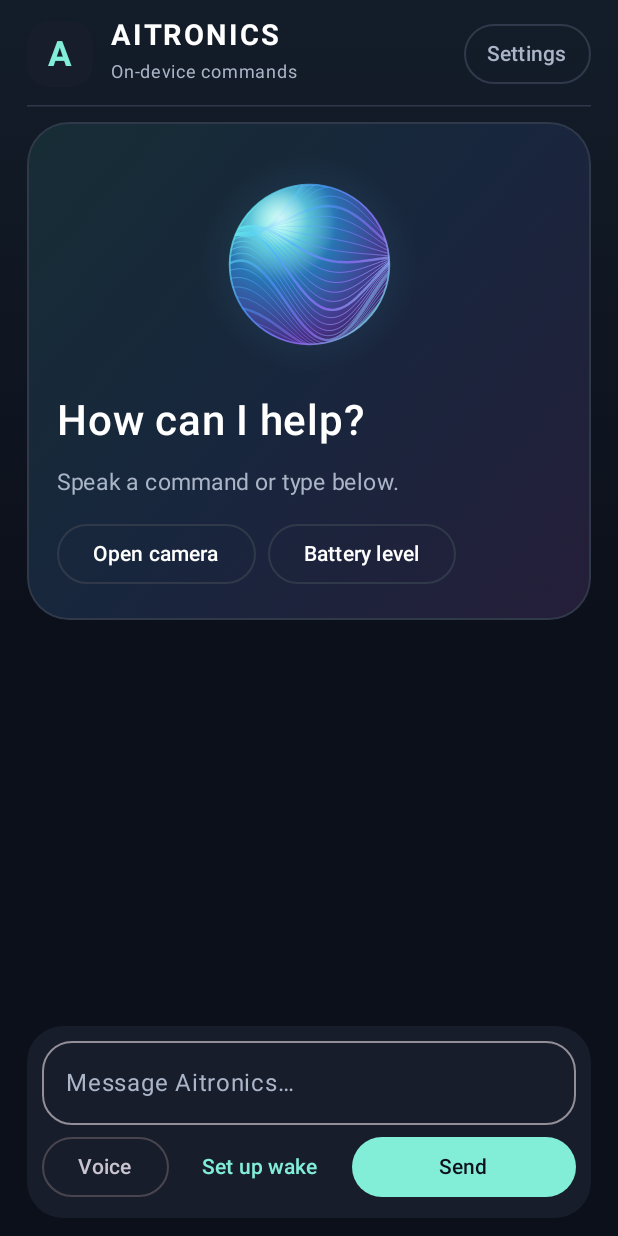
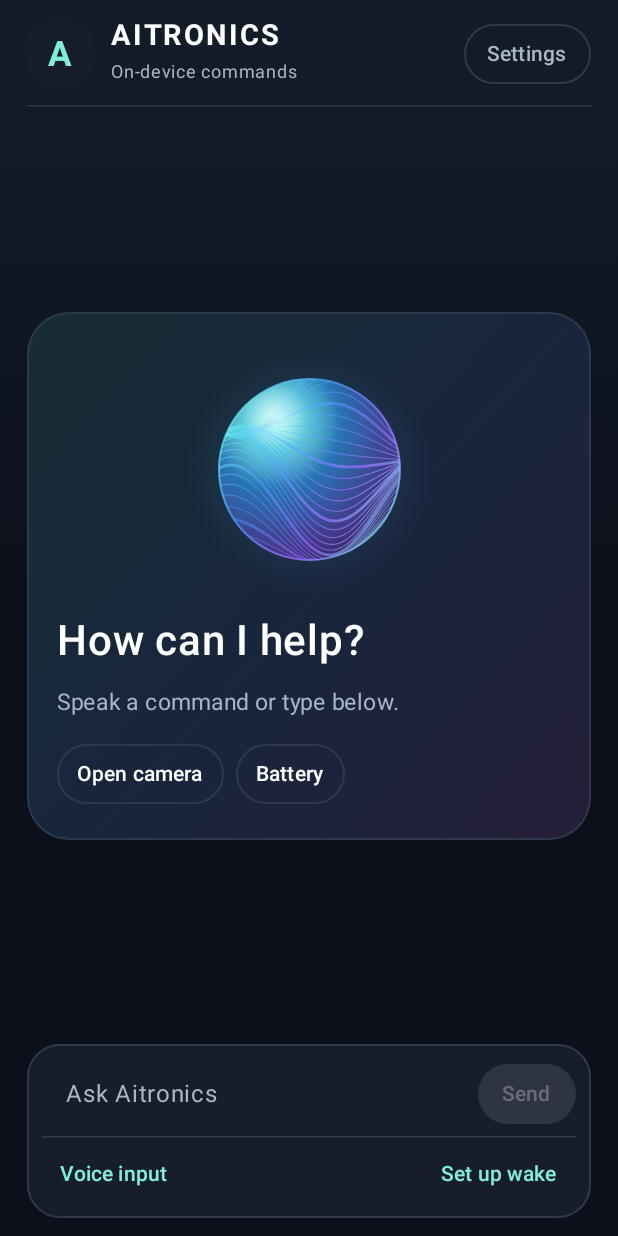
Before and after one commit to yashrajnetke3/aitronics, an Android app built with Jetpack Compose: the screen it shows after launch (MainActivity), on a phone screen of 412 x 824 dp. Run offline under Robolectric (Android 15) with nearby library versions, the phone set to English and light mode, and no system bars; libraries missing offline, so code that uses them is left out: org.vosk; pictures from the network do not load; 2 statements that could not run were skipped.

Commit message:
Fit the home orb to available space and keep Send legible beside the message field

```diff
--- a/app/build.gradle.kts
+++ b/app/build.gradle.kts
@@ -16,8 +16,8 @@ android {
         minSdk = 26
         testInstrumentationRunner = "androidx.test.runner.AndroidJUnitRunner"
         targetSdk = 35
-        versionCode = 6
-        versionName = "0.6"
+        versionCode = 7
+        versionName = "0.7"
     }
     buildFeatures { compose = true }
     compileOptions {
--- a/app/src/main/java/com/aitronics/assistant/AssistantDesign.kt
+++ b/app/src/main/java/com/aitronics/assistant/AssistantDesign.kt
@@ -41,16 +41,16 @@ val Edge = Color(0xFF30394A)
     }
 }
 
-@Composable fun HomePanel(wake:Boolean, phrase:String, camera:()->Unit,battery:()->Unit) {
+@Composable fun HomePanel(wake:Boolean, phrase:String, orbSize:Dp, camera:()->Unit,battery:()->Unit) {
     Column(Modifier.fillMaxWidth().clip(RoundedCornerShape(28.dp)).background(
         Brush.linearGradient(listOf(Color(0xFF172D35),Color(0xFF18263D),Color(0xFF251E39))))
         .border(1.dp,Edge,RoundedCornerShape(28.dp)).padding(20.dp),verticalArrangement=Arrangement.spacedBy(12.dp)) {
-        Box(Modifier.fillMaxWidth(),contentAlignment=Alignment.Center){Orb(150.dp,NeonBubble.awake)}
+        Box(Modifier.fillMaxWidth(),contentAlignment=Alignment.Center){Orb(orbSize,NeonBubble.awake)}
         Text(if(wake) "Ready when you are" else "How can I help?",color=Color.White,fontWeight=FontWeight.SemiBold,fontSize=28.sp,lineHeight=34.sp)
         Text(if(wake) "Say “$phrase” and give a command." else "Speak a command or type below.",color=Muted,fontSize=15.sp)
         Row(horizontalArrangement=Arrangement.spacedBy(8.dp)) {
-            OutlinedButton(onClick=camera,border=BorderStroke(1.dp,Edge)) { Text("Open camera",color=Color.White) }
-            OutlinedButton(onClick=battery,border=BorderStroke(1.dp,Edge)) { Text("Battery level",color=Color.White) }
+            OutlinedButton(onClick=camera,contentPadding=PaddingValues(horizontal=13.dp),border=BorderStroke(1.dp,Edge)) { Text("Open camera",color=Color.White) }
+            OutlinedButton(onClick=battery,contentPadding=PaddingValues(horizontal=13.dp),border=BorderStroke(1.dp,Edge)) { Text("Battery",color=Color.White) }
         }
     }
 }
@@ -80,3 +80,29 @@ val Edge = Color(0xFF30394A)
         TextButton(onClick=permission) { Text(if(overlay) "Manage display over other apps" else "Allow bubble over other apps") }
     }
 }
+
+@Composable fun CommandComposer(
+    input:String,change:(String)->Unit,send:()->Unit,voice:()->Unit,wake:()->Unit,
+    listening:Boolean,busy:Boolean,wakeRunning:Boolean,wakeEnabled:Boolean
+) {
+    Surface(shape=RoundedCornerShape(22.dp),color=Panel,border=BorderStroke(1.dp,Edge)) {
+        Column(Modifier.fillMaxWidth().padding(horizontal=10.dp,vertical=5.dp)) {
+            Row(verticalAlignment=Alignment.CenterVertically) {
+                TextField(input,change,modifier=Modifier.weight(1f),
+                    placeholder={Text("Ask Aitronics",color=Muted)},maxLines=4,
+                    colors=TextFieldDefaults.colors(focusedContainerColor=Panel,unfocusedContainerColor=Panel,
+                        focusedIndicatorColor=Color.Transparent,unfocusedIndicatorColor=Color.Transparent))
+                Button(onClick=send,enabled=!busy && input.isNotBlank(),contentPadding=PaddingValues(horizontal=16.dp)) {
+                    Text("Send",maxLines=1,softWrap=false)
+                }
+            }
+            HorizontalDivider(color=Edge)
+            Row(Modifier.fillMaxWidth(),verticalAlignment=Alignment.CenterVertically,horizontalArrangement=Arrangement.SpaceBetween) {
+                TextButton(onClick=voice,enabled=!busy && !wakeRunning) { Text(if(listening) "Stop voice" else "Voice input") }
+                if(!listening) TextButton(onClick=wake,enabled=!busy || wakeRunning) {
+                    Text(if(wakeRunning || wakeEnabled) "Stop wake" else "Set up wake")
+                }
+            }
+        }
+    }
+}
--- a/app/src/main/java/com/aitronics/assistant/MainActivity.kt
+++ b/app/src/main/java/com/aitronics/assistant/MainActivity.kt
@@ -345,26 +345,27 @@ class MainActivity : ComponentActivity() {
             MaterialTheme(colorScheme=darkColorScheme(primary=Mint,onPrimary=Night,background=Night,surface=Panel,onSurface=Color.White)) {
                 Box(Modifier.fillMaxSize().background(Brush.verticalGradient(listOf(Color(0xFF131D29),Night,Night)))) {
                     Column(Modifier.safeDrawingPadding().imePadding().padding(horizontal=18.dp,vertical=12.dp),verticalArrangement=Arrangement.spacedBy(10.dp)) {
-                        AssistantHeader(when { mode=="Offline" -> "Offline assistant"; apiKey.isBlank() -> "On-device commands"; else -> "$mode · Cloud connected" }) { settings=true }
+                        AssistantHeader(when { mode=="Offline" -> "Offline assistant"; apiKey.isBlank() -> "On-device commands"; else -> "$mode · Cloud configured" }) { settings=true }
                         HorizontalDivider(color=Edge)
-                        LazyColumn(Modifier.weight(1f).fillMaxWidth(),reverseLayout=true,verticalArrangement=Arrangement.spacedBy(8.dp)) {
-                            if(messages.isEmpty()) item {
-                                HomePanel(BackgroundWake.running,wakePhrase,{ input="open camera";send() },{ input="battery level";send() })
+                        if (messages.isEmpty()) {
+                            BoxWithConstraints(Modifier.weight(1f).fillMaxWidth()) {
+                                val orbSize = (maxHeight * .42f).coerceIn(72.dp,170.dp)
+                                Column(Modifier.fillMaxSize().verticalScroll(rememberScrollState()),
+                                    verticalArrangement=Arrangement.Center) {
+                                    HomePanel(BackgroundWake.running,wakePhrase,orbSize,{ input="open camera";send() },{ input="battery level";send() })
+                                }
                             }
+                        } else LazyColumn(Modifier.weight(1f).fillMaxWidth(),reverseLayout=true,verticalArrangement=Arrangement.spacedBy(8.dp)) {
                             items(messages.reversed()) { item -> ChatMessage(item.first=="user",item.second) }
                         }
                         if(listening) Text(if(wakeRequested) "Listening for “$wakePhrase” followed by a command" else "Listening…")
                         if(BackgroundWake.status.isNotEmpty() && BackgroundWake.enabled(this@MainActivity)) Text(BackgroundWake.status)
                         if(busy) LinearProgressIndicator(Modifier.fillMaxWidth())
-                        Surface(shape=RoundedCornerShape(24.dp),color=Panel) {
-                        Column(Modifier.padding(10.dp),verticalArrangement=Arrangement.spacedBy(4.dp)) {
-                        OutlinedTextField(input,{input=it},modifier=Modifier.fillMaxWidth(),placeholder={Text("Message Aitronics…",color=Muted)},maxLines=4,shape=RoundedCornerShape(20.dp))
-                        Row(Modifier.fillMaxWidth(),horizontalArrangement=Arrangement.spacedBy(10.dp)) {
-                            OutlinedButton(onClick={listen(false)},enabled=!busy && !BackgroundWake.running) { Text(if(listening) "Stop" else "Voice") }
-                            if (!listening) TextButton(onClick={backgroundWake()},enabled=!busy || BackgroundWake.running) { Text(if(BackgroundWake.running || BackgroundWake.enabled(this@MainActivity)) "Stop wake" else "Set up wake") }
-                            Button(onClick={send()},enabled=!busy,modifier=Modifier.weight(1f)) { Text("Send") }
-                        }
-                        } }
+                        CommandComposer(
+                            input=input, change={input=it}, send=::send, voice={listen(false)}, wake=::backgroundWake,
+                            listening=listening, busy=busy, wakeRunning=BackgroundWake.running,
+                            wakeEnabled=BackgroundWake.enabled(this@MainActivity)
+                        )
                     }
                     if(NeonBubble.enabled && NeonBubble.awake) {
                         Box(Modifier.align(Alignment.TopEnd).safeDrawingPadding().padding(top=70.dp,end=12.dp)) { Orb(72.dp,true) }
```
Also changed, not shown: 1 other file.
